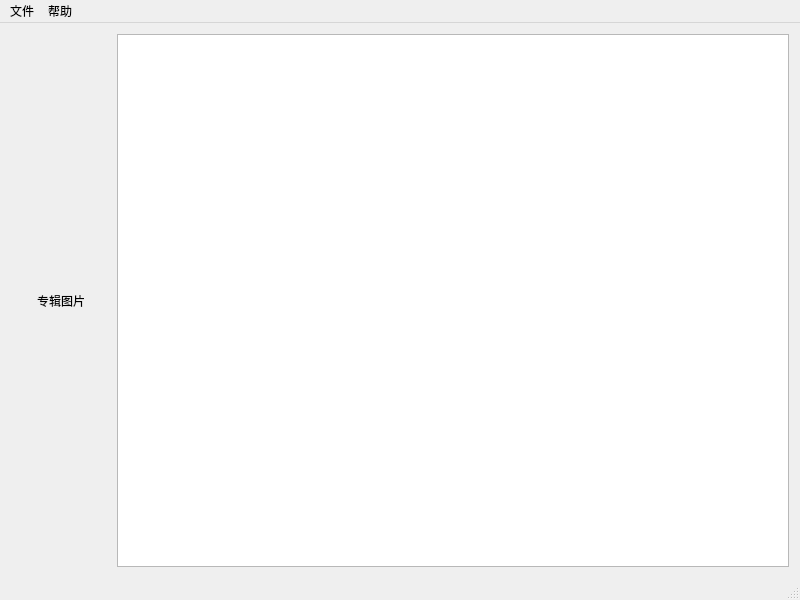
Before: the Qt Designer form mainwindow.ui in sonichy/MP3Tag, drawn with Qt 5.
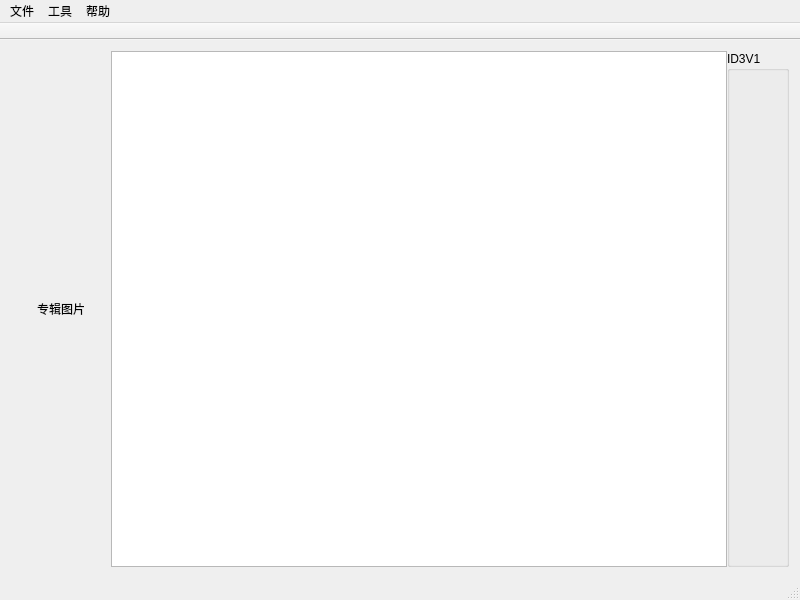
After: the same form once the commit is applied. Icons and pictures are not drawn.

```diff
--- a/mainwindow.ui
+++ b/mainwindow.ui
@@ -21,6 +21,9 @@
    <layout class="QVBoxLayout" name="verticalLayout">
     <item>
      <layout class="QHBoxLayout" name="horizontalLayout">
+      <property name="spacing">
+       <number>0</number>
+      </property>
       <item>
        <widget class="QLabel" name="label">
         <property name="minimumSize">
@@ -40,6 +43,44 @@
       <item>
        <widget class="QTextBrowser" name="textBrowser"/>
       </item>
+      <item>
+       <widget class="QGroupBox" name="groupBox">
+        <property name="title">
+         <string>ID3V1</string>
+        </property>
+        <layout class="QVBoxLayout" name="verticalLayout_4">
+         <property name="spacing">
+          <number>0</number>
+         </property>
+         <property name="leftMargin">
+          <number>0</number>
+         </property>
+         <property name="topMargin">
+          <number>0</number>
+         </property>
+         <property name="rightMargin">
+          <number>0</number>
+         </property>
+         <property name="bottomMargin">
+          <number>0</number>
+         </property>
+         <item>
+          <layout class="QVBoxLayout" name="verticalLayout_2">
+           <property name="spacing">
+            <number>0</number>
+           </property>
+          </layout>
+         </item>
+        </layout>
+       </widget>
+      </item>
+      <item>
+       <layout class="QVBoxLayout" name="verticalLayout_5">
+        <property name="spacing">
+         <number>0</number>
+        </property>
+       </layout>
+      </item>
      </layout>
     </item>
    </layout>
@@ -66,10 +107,36 @@
     </property>
     <addaction name="action_about"/>
    </widget>
+   <widget class="QMenu" name="menu_3">
+    <property name="title">
+     <string>工具</string>
+    </property>
+    <widget class="QMenu" name="menu_codecs">
+     <property name="title">
+      <string>编码</string>
+     </property>
+    </widget>
+    <addaction name="menu_codecs"/>
+   </widget>
    <addaction name="menu"/>
+   <addaction name="menu_3"/>
    <addaction name="menu_2"/>
   </widget>
   <widget class="QStatusBar" name="statusBar"/>
+  <widget class="QToolBar" name="toolBar">
+   <property name="windowTitle">
+    <string>toolBar</string>
+   </property>
+   <property name="movable">
+    <bool>false</bool>
+   </property>
+   <attribute name="toolBarArea">
+    <enum>TopToolBarArea</enum>
+   </attribute>
+   <attribute name="toolBarBreak">
+    <bool>false</bool>
+   </attribute>
+  </widget>
   <action name="action_open">
    <property name="text">
     <string>打开</string>
```
Left out of the diff: 6 changed lines with no effect on the pictures.
